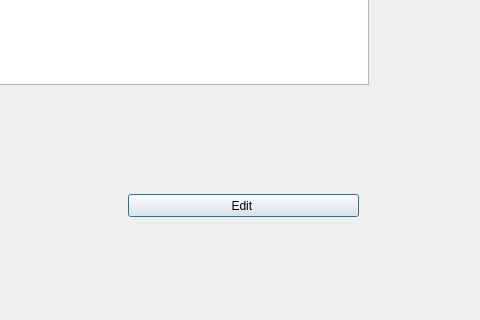
First picture: the form in Client/dialogadmin.ui, repository Lavashick/181_351_Smetanina, before the edit; both pictures show x 322 to 802 and y 106 to 426 of the 802 by 426 pixel window.
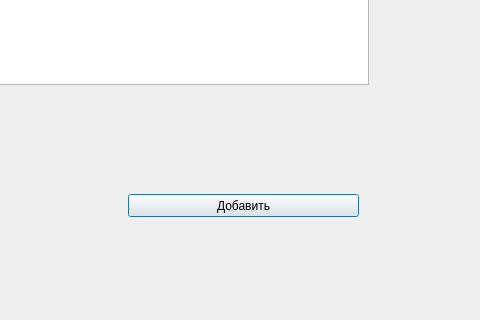
Second picture: the form after the edit.

What changed in the file:
```diff
--- a/Client/dialogadmin.ui
+++ b/Client/dialogadmin.ui
@@ -92,7 +92,7 @@
     </rect>
    </property>
    <property name="text">
-    <string>Edit </string>
+    <string>Добавить</string>
    </property>
   </widget>
   <widget class="QPushButton" name="deleting">
```
Left out of the diff: 6 changed lines with no effect on the pictures.
